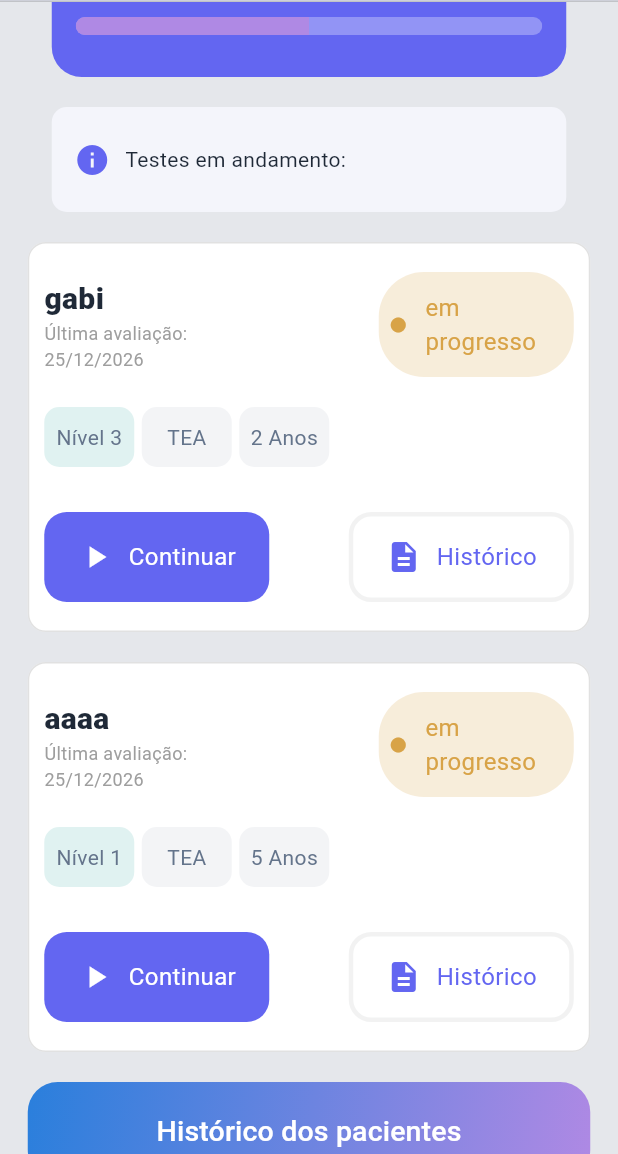
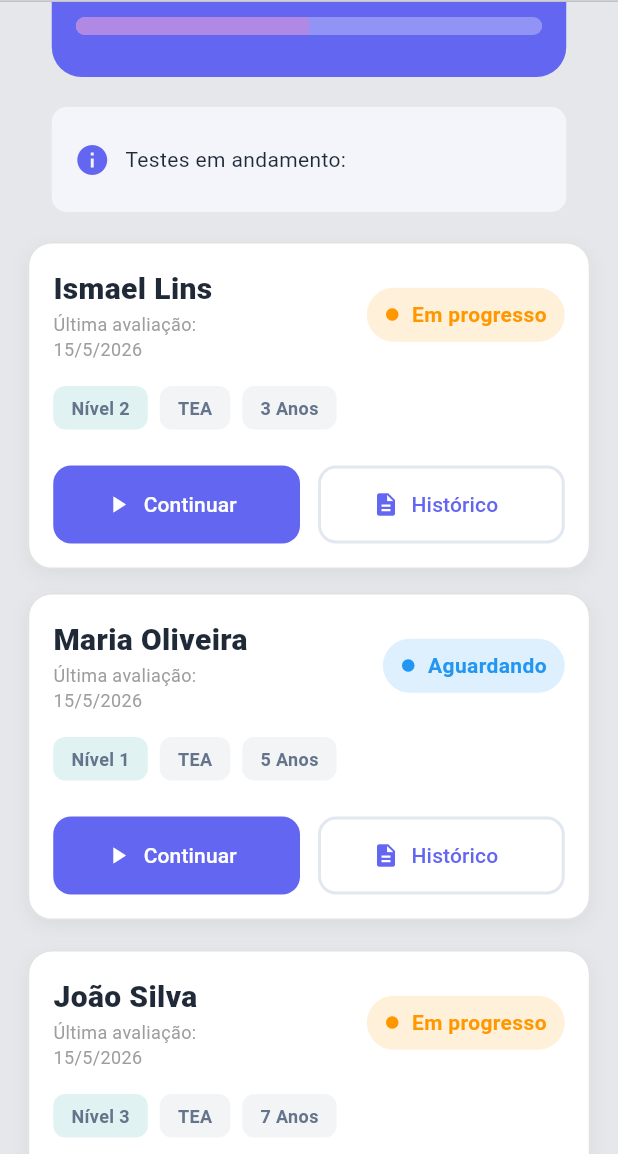
Before and after one commit to Kaickpl/Sistema_espectrum_savvy_front, a Flutter app: the HomeAluno screen opened directly, scrolled down 576 dp, on a phone screen of 412 x 824 dp, the part 82-1236 px from its top. Run offline on Flutter 3.47's test engine with Material 3 defaults, Android fonts, the phone set to English and light mode, and no system bars; our stand-ins replace fl_chart, font_awesome_flutter; missing offline and left inert: syncfusion_flutter_pdfviewer.

Commit message:
ajustes na tela inicial

```diff
--- a/lib/View/Pages/home_aluno.dart
+++ b/lib/View/Pages/home_aluno.dart
@@ -188,24 +188,39 @@ class HomeAluno extends StatelessWidget {
 
             const SizedBox(height: 20),
             CartaoPacienteHome(
-              nomePaciente: 'gabi',
-              data: DateTime(2026, 12, 25, 20, 30),
-              nivel: 3,
-              idade: 2,
-              status: 'em progresso',
-              corStatus: const Color.fromARGB(255, 216, 163, 71),
+              nomePaciente: 'Ismael Lins',
+              data: DateTime.now(),
+              nivel: 2,
+              idade: 3,
+              status: 'Em progresso',
+              corStatus: Colors.orange,
+              onContinuar: () => print('Continuando Ismael'),
+              onHistorico: () => print('Histórico Ismael'),
+            ),
+
+            const SizedBox(height: 16),
+
+            CartaoPacienteHome(
+              nomePaciente: 'Maria Oliveira',
+              data: DateTime.now(),
+              nivel: 1,
+              idade: 5,
+              status: 'Aguardando',
+              corStatus: Colors.blue,
+              onContinuar: () => print('Iniciando Maria'),
+              onHistorico: () => print('Histórico Maria'),
             ),
             const SizedBox(height: 20),
             CartaoPacienteHome(
-              nomePaciente: 'aaaa',
-              data: DateTime(2026, 12, 25, 20, 30),
-              nivel: 1,
-              idade: 5,
-              status: 'em progresso',
-              corStatus: const Color.fromARGB(255, 216, 163, 71),
+              nomePaciente: 'João Silva',
+              data: DateTime.now(),
+              nivel: 3,
+              idade: 7,
+              status: 'Em progresso',
+              corStatus: Colors.orange,
+              onContinuar: () => print('Continuando João'),
+              onHistorico: () => print('Histórico João'),
             ),
-            const SizedBox(height: 20),
-            const BotaoGrande(texto: 'Histórico dos pacientes'),
             const SizedBox(height: 20),
             const BotaoGrande(texto: 'Iniciar protocolo'),
           ],
--- a/lib/View/Pages/home_responsavel.dart
+++ b/lib/View/Pages/home_responsavel.dart
@@ -21,10 +21,9 @@ class HomeResponsavel extends StatelessWidget {
             child: Column(
               crossAxisAlignment: CrossAxisAlignment.stretch,
               children: [
+                InfoHomeProfessorEResponsavel(nomePerfil: "Responsável"),
 
-                InfoHomeProfessorEResponsavel(nomePerfil: "Responsável",),
-
-                SizedBox(height: 20,),
+                SizedBox(height: 20),
 
                 CartaoPacienteHome(
                   nomePaciente: "João Silva",
@@ -33,6 +32,12 @@ class HomeResponsavel extends StatelessWidget {
                   idade: 2,
                   status: "Em Progresso",
                   corStatus: Colors.yellow,
+                  onContinuar: () {
+                    print('a');
+                  },
+                  onHistorico: () {
+                    print('a');
+                  },
                 ),
               ],
             ),
@@ -40,8 +45,10 @@ class HomeResponsavel extends StatelessWidget {
         ),
       ),
 
-      bottomNavigationBar: Padding(padding: EdgeInsetsGeometry.all(17), child: BotaoGrande(texto: "Iniciar Protocolo"),)
-,
+      bottomNavigationBar: Padding(
+        padding: EdgeInsetsGeometry.all(17),
+        child: BotaoGrande(texto: "Iniciar Protocolo"),
+      ),
     );
   }
 }
--- a/lib/View/Pages/selecao_paciente.dart
+++ b/lib/View/Pages/selecao_paciente.dart
@@ -217,7 +217,8 @@ class _SelecaoPacienteState extends State<SelecaoPaciente> {
                   nivel: pacienteAtual['nivel'],
                   idade: pacienteAtual['idade'],
                   status: pacienteAtual['status'],
-                  corStatus: definirCorStatus(pacienteAtual['status']),
+                  corStatus: definirCorStatus(pacienteAtual['status']), onContinuar: () { print('a'); }, onHistorico: () { print('a'); },
+
                 );
               },
               separatorBuilder: (context, index) => SizedBox(height: 10),
--- a/lib/View/Widgets/cartao_paciente_home.dart
+++ b/lib/View/Widgets/cartao_paciente_home.dart
@@ -7,6 +7,11 @@ class CartaoPacienteHome extends StatelessWidget {
   final int idade;
   final String status;
   final Color corStatus;
+
+  // Adicionando as funções de callback
+  final VoidCallback onContinuar;
+  final VoidCallback onHistorico;
+
   const CartaoPacienteHome({
     super.key,
     required this.nomePaciente,
@@ -15,23 +20,36 @@ class CartaoPacienteHome extends StatelessWidget {
     required this.idade,
     required this.status,
     required this.corStatus,
+    required this.onContinuar,
+    required this.onHistorico,
   });
+
   @override
   Widget build(BuildContext context) {
+    // Definindo as cores padrão para facilitar a manutenção
+    const corPrimaria = Color.fromRGBO(99, 102, 241, 1);
+
     return Container(
-      height: 260,
       width: 375,
+      // Removi o height fixo para o conteúdo respirar melhor se os textos crescerem
       decoration: BoxDecoration(
-        color: const Color.fromRGBO(255, 255, 255, 1),
-        borderRadius: BorderRadius.circular(12),
+        color: Colors.white,
+        borderRadius: BorderRadius.circular(16),
         border: Border.all(
           color: const Color.fromARGB(130, 197, 197, 197),
           width: 1,
         ),
+        boxShadow: [
+          BoxShadow(
+            color: Colors.black.withOpacity(0.05),
+            blurRadius: 10,
+            offset: const Offset(0, 4),
+          ),
+        ],
       ),
-      padding: EdgeInsets.all(10),
+      padding: const EdgeInsets.all(16),
       child: Column(
-        mainAxisAlignment: MainAxisAlignment.center,
+        crossAxisAlignment: CrossAxisAlignment.start,
         children: [
           Row(
             mainAxisAlignment: MainAxisAlignment.spaceBetween,
@@ -41,34 +59,41 @@ class CartaoPacienteHome extends StatelessWidget {
                 children: [
                   Text(
                     nomePaciente,
-                    style: TextStyle(fontSize: 20, fontWeight: FontWeight.w900),
+                    style: const TextStyle(
+                      fontSize: 20,
+                      fontWeight: FontWeight.w900,
+                    ),
                   ),
-                  Text(
+                  const Text(
                     'Última avaliação:',
                     style: TextStyle(fontSize: 12, color: Colors.grey),
                   ),
                   Text(
                     '${data.day}/${data.month}/${data.year}',
-                    style: TextStyle(fontSize: 12, color: Colors.grey),
+                    style: const TextStyle(fontSize: 12, color: Colors.grey),
                   ),
                 ],
               ),
+              // Status Badge
               Container(
-                height: 70,
-                width: 130,
+                padding: const EdgeInsets.symmetric(
+                  horizontal: 12,
+                  vertical: 8,
+                ),
                 decoration: BoxDecoration(
-                  color: corStatus.withOpacity(0.2),
-                  borderRadius: BorderRadius.circular(30),
+                  color: corStatus.withOpacity(0.15),
+                  borderRadius: BorderRadius.circular(20),
                 ),
                 child: Row(
                   children: [
-                    SizedBox(width: 7),
-                    Icon(Icons.circle, color: corStatus, size: 12),
-                    SizedBox(width: 12),
-                    Expanded(
-                      child: Text(
-                        status,
-                        style: TextStyle(color: corStatus, fontSize: 16),
+                    Icon(Icons.circle, color: corStatus, size: 10),
+                    const SizedBox(width: 8),
+                    Text(
+                      status,
+                      style: TextStyle(
+                        color: corStatus,
+                        fontSize: 14,
+                        fontWeight: FontWeight.bold,
                       ),
                     ),
                   ],
@@ -76,113 +101,59 @@ class CartaoPacienteHome extends StatelessWidget {
               ),
             ],
           ),
-          SizedBox(height: 20),
+          const SizedBox(height: 16),
+          // Chips de Informação
           Row(
             children: [
-              Container(
-                width: 60,
-                height: 40,
-                decoration: BoxDecoration(
-                  color: const Color.fromRGBO(224, 242, 241, 1),
-                  borderRadius: BorderRadius.circular(10),
-                ),
-                alignment: Alignment.center,
-                child: Text(
-                  'Nível ${nivel}',
-                  style: TextStyle(
-                    fontSize: 14,
-                    color: Color.fromRGBO(100, 116, 139, 1),
+              _buildChip(
+                'Nível $nivel',
+                const Color.fromRGBO(224, 242, 241, 1),
+              ),
+              const SizedBox(width: 8),
+              _buildChip('TEA', const Color.fromRGBO(243, 244, 246, 1)),
+              const SizedBox(width: 8),
+              _buildChip('$idade Anos', const Color.fromRGBO(243, 244, 246, 1)),
+            ],
+          ),
+          const SizedBox(height: 24),
+          // BOTÕES DE AÇÃO
+          Row(
+            children: [
+              // Botão Continuar
+              Expanded(
+                child: ElevatedButton.icon(
+                  onPressed: onContinuar,
+                  icon: const Icon(Icons.play_arrow, color: Colors.white),
+                  label: const Text('Continuar'),
+                  style: ElevatedButton.styleFrom(
+                    backgroundColor: corPrimaria,
+                    foregroundColor: Colors.white,
+                    minimumSize: const Size(0, 52), // Altura do botão
+                    shape: RoundedRectangleBorder(
+                      borderRadius: BorderRadius.circular(12),
+                    ),
+                    elevation: 0,
                   ),
                 ),
               ),
-              SizedBox(width: 5),
-              Container(
-                width: 60,
-                height: 40,
-                decoration: BoxDecoration(
-                  color: const Color.fromRGBO(243, 244, 246, 1),
-                  borderRadius: BorderRadius.circular(10),
-                ),
-                alignment: Alignment.center,
-                child: Text(
-                  'TEA',
-                  style: TextStyle(
-                    fontSize: 14,
-                    color: Color.fromRGBO(100, 116, 139, 1),
+              const SizedBox(width: 12),
+              // Botão Histórico
+              Expanded(
+                child: OutlinedButton.icon(
+                  onPressed: onHistorico,
+                  icon: const Icon(Icons.description, color: corPrimaria),
+                  label: const Text('Histórico'),
+                  style: OutlinedButton.styleFrom(
+                    foregroundColor: corPrimaria,
+                    minimumSize: const Size(0, 52),
+                    side: const BorderSide(
+                      color: Color.fromRGBO(226, 232, 240, 1),
+                      width: 2,
+                    ),
+                    shape: RoundedRectangleBorder(
+                      borderRadius: BorderRadius.circular(12),
+                    ),
                   ),
-                ),
-              ),
-              SizedBox(width: 5),
-              Container(
-                width: 60,
-                height: 40,
-                decoration: BoxDecoration(
-                  color: const Color.fromRGBO(243, 244, 246, 1),
-                  borderRadius: BorderRadius.circular(10),
-                ),
-                alignment: Alignment.center,
-                child: Text(
-                  '${idade} Anos',
-                  style: TextStyle(
-                    fontSize: 14,
-                    color: Color.fromRGBO(100, 116, 139, 1),
-                  ),
-                ),
-              ),
-            ],
-          ),
-          SizedBox(height: 30),
-          Row(
-            mainAxisAlignment: MainAxisAlignment.spaceBetween,
-            children: [
-              Container(
-                height: 60,
-                width: 150,
-                decoration: BoxDecoration(
-                  color: const Color.fromRGBO(99, 102, 241, 1),
-                  borderRadius: BorderRadius.circular(15),
-                ),
-                alignment: Alignment.center,
-                child: Row(
-                  mainAxisAlignment: MainAxisAlignment.center,
-                  children: [
-                    Icon(Icons.play_arrow, color: Colors.white),
-                    SizedBox(width: 10),
-                    Text(
-                      'Continuar',
-                      style: TextStyle(color: Colors.white, fontSize: 16),
-                    ),
-                  ],
-                ),
-              ),
-              Container(
-                height: 60,
-                width: 150,
-                decoration: BoxDecoration(
-                  color: const Color.fromARGB(255, 255, 255, 255),
-                  borderRadius: BorderRadius.circular(15),
-                  border: Border.all(
-                    color: const Color.fromARGB(26, 123, 130, 130),
-                    width: 3,
-                  ),
-                ),
-                alignment: Alignment.center,
-                child: Row(
-                  mainAxisAlignment: MainAxisAlignment.center,
-                  children: [
-                    Icon(
-                      Icons.description,
-                      color: const Color.fromRGBO(99, 102, 241, 1),
-                    ),
-                    SizedBox(width: 10),
-                    Text(
-                      'Histórico',
-                      style: TextStyle(
-                        color: const Color.fromRGBO(99, 102, 241, 1),
-                        fontSize: 16,
-                      ),
-                    ),
-                  ],
                 ),
               ),
             ],
@@ -191,4 +162,23 @@ class CartaoPacienteHome extends StatelessWidget {
       ),
     );
   }
+
+  // Widget auxiliar para os chips (Nível, TEA, Idade)
+  Widget _buildChip(String label, Color color) {
+    return Container(
+      padding: const EdgeInsets.symmetric(horizontal: 12, vertical: 6),
+      decoration: BoxDecoration(
+        color: color,
+        borderRadius: BorderRadius.circular(8),
+      ),
+      child: Text(
+        label,
+        style: const TextStyle(
+          fontSize: 12,
+          color: Color.fromRGBO(100, 116, 139, 1),
+          fontWeight: FontWeight.bold,
+        ),
+      ),
+    );
+  }
 }
--- a/lib/main.dart
+++ b/lib/main.dart
@@ -1,8 +1,10 @@
 import 'package:espectrum_front/Config/tema_claro.dart';
+import 'package:espectrum_front/View/Pages/home_aluno.dart';
 import 'package:espectrum_front/View/Pages/relatorio_evolucao.dart';
 import 'package:espectrum_front/View/Pages/home_adm.dart';
 import 'package:espectrum_front/Config/tema_escuro.dart';
 import 'package:espectrum_front/View/Pages/pagina_protocolo.dart';
+import 'package:espectrum_front/View/Pages/selecao_paciente.dart';
 import 'package:espectrum_front/View/Pages/tela_perfis.dart';
 import 'package:flutter/cupertino.dart';
 import 'package:flutter/material.dart';
```
